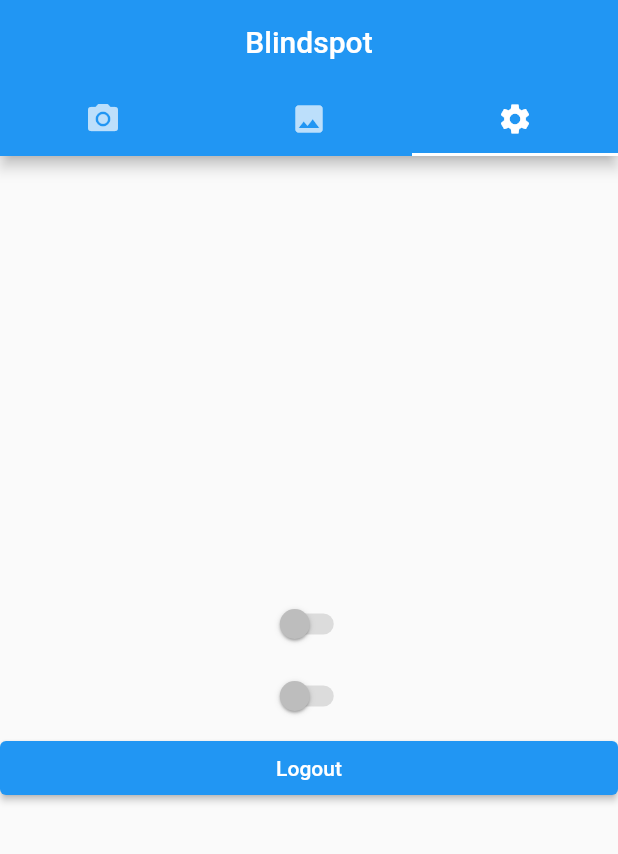
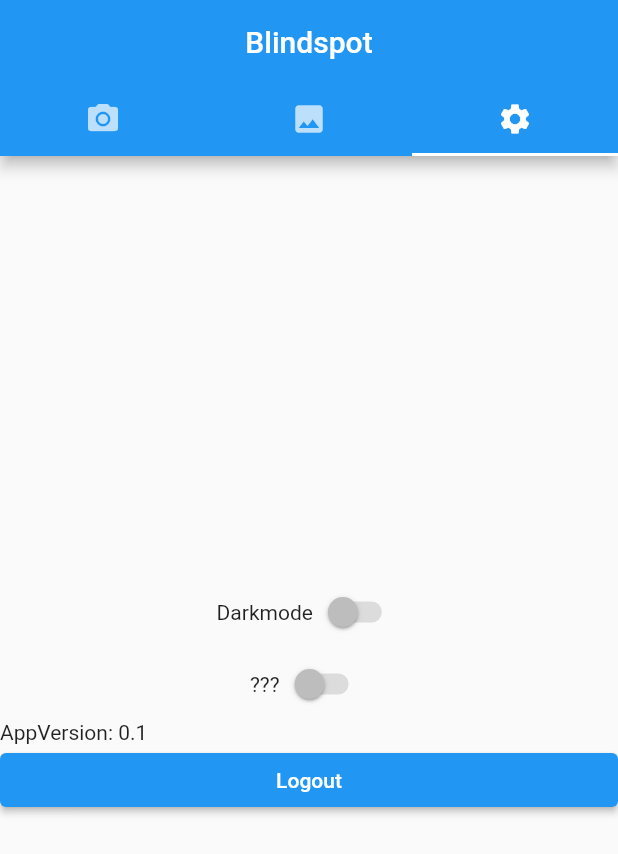
Before and after one commit to perperam/Blindspot, a Flutter app: the HomeRoute screen opened directly, tab 3 chosen, on a phone screen of 412 x 824 dp. Shown: the top 854 px of the screen. Run offline on Flutter 3.47's test engine with Material 2 defaults, Android fonts, the phone set to English and light mode, and no system bars.

Commit message:
m1 milestone cleaning

```diff
--- a/lib/main.dart
+++ b/lib/main.dart
@@ -1,9 +1,5 @@
 import 'package:flutter/material.dart';
-// import'AddPhoto.dart';
-// import'GalerieScreen.dart';
-// import'HomeScreen.dart';
-import'LogScreen.dart';
-// import'Settings.dart';
+import'screens/screen_login.dart';
 
 void main(){
   runApp(MaterialApp(
--- a/lib/HomeScreen.dart
+++ b/lib/screens/screen_home.dart
@@ -1,5 +1,5 @@
 import 'package:flutter/material.dart';
-import 'home_tabs.dart';
+import 'tabs/tabs_home.dart';
 
 class HomeRoute extends StatelessWidget {
   const HomeRoute({super.key});
@@ -23,7 +23,7 @@
         ),
         body: TabBarView(
           children: [
-            const AddPhotoTab(),
+            const TakePhotoTab(),
             buildList(),
             const SettingsTab(),
           ],
--- a/lib/Logscreen.dart
+++ b/lib/screens/screen_login.dart
@@ -1,6 +1,5 @@
 import 'package:flutter/material.dart';
-// import'AddPhoto.dart';
-import 'HomeScreen.dart';
+import 'screen_home.dart';
 
 class LogScreen extends StatelessWidget{
   @override
--- a/lib/home_tabs.dart
+++ b/lib/screens/tabs/tabs_home.dart
@@ -3,8 +3,8 @@
 /*******************************************************************************
 * TAKE PHTO TAB
 *******************************************************************************/
-class AddPhotoTab extends StatelessWidget {
-  const AddPhotoTab({super.key});
+class TakePhotoTab extends StatelessWidget {
+  const TakePhotoTab({super.key});
 
   @override
   Widget build(BuildContext context) {
@@ -67,8 +67,9 @@
         mainAxisAlignment: MainAxisAlignment.center,
         crossAxisAlignment: CrossAxisAlignment.stretch,
         children: <Widget>[
-          Switch(value: false, onChanged: null),
-          Switch(value: false, onChanged: null),
+          Row(mainAxisAlignment: MainAxisAlignment.center, children: <Widget>[Text('Darkmode'), Switch(value: false, onChanged: null)]),
+          Row(mainAxisAlignment: MainAxisAlignment.center, children: <Widget>[Text('???'), Switch(value: false, onChanged: null)]),
+          Text('AppVersion: 0.1'),
           ElevatedButton(
           child: Text('Logout'),
           onPressed: () => Navigator.pop(context)
```
Also changed, not shown: lib/AddPhoto.dart (deleted, +0 -22 lines), lib/GalerieScreen.dart (deleted, +0 -29 lines), lib/Settings.dart (deleted), 1 other file.
